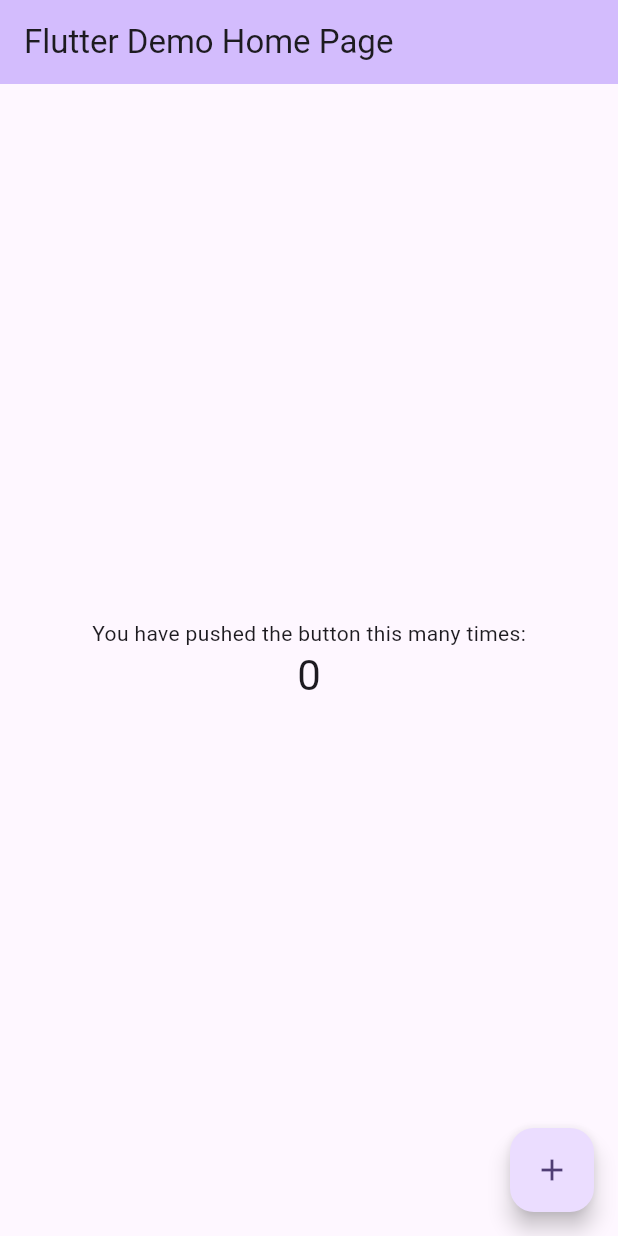
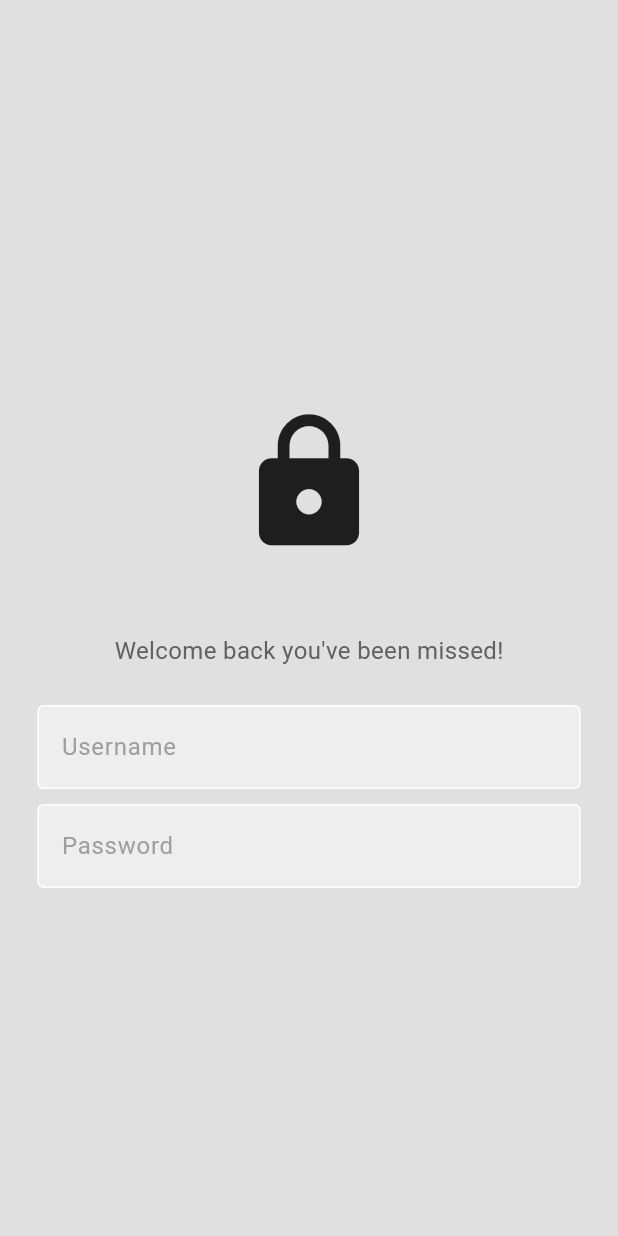
Before and after one commit to Rushan-Chithranga/flutter-auth, a Flutter app: the screen it shows after launch, on a phone screen of 412 x 824 dp. Run offline on Flutter 3.47's test engine with Material 3 defaults, Android fonts, the phone set to English and light mode, and no system bars.

Commit message:
create text feilds

```diff
--- /dev/null
+++ b/auth/lib/components/my_button.dart
@@ -0,0 +1,10 @@
+import 'package:flutter/material.dart';
+
+class MyButton extends StatelessWidget {
+  const MyButton({super.key});
+
+  @override
+  Widget build(BuildContext context) {
+    return const Placeholder();
+  }
+}
--- /dev/null
+++ b/auth/lib/components/my_textfield.dart
@@ -0,0 +1,35 @@
+import 'package:flutter/material.dart';
+
+class MyTextField extends StatelessWidget {
+  final controller;
+  final String hintText;
+  final bool obscureText;
+  const MyTextField({
+    super.key,
+    required this.controller,
+    required this.hintText,
+    required this.obscureText,
+  });
+
+  @override
+  Widget build(BuildContext context) {
+    return Padding(
+      padding: const EdgeInsets.symmetric(horizontal: 25.0),
+      child: TextField(
+        controller: controller,
+        obscureText: obscureText,
+        decoration: InputDecoration(
+            enabledBorder: const OutlineInputBorder(
+              borderSide: BorderSide(color: Colors.white),
+            ),
+            focusedBorder: OutlineInputBorder(
+              borderSide: BorderSide(color: Colors.grey.shade400),
+            ),
+            fillColor: Colors.grey.shade200,
+            filled: true,
+            hintText: hintText,
+            hintStyle: TextStyle(color: Colors.grey[500])),
+      ),
+    );
+  }
+}
--- a/auth/lib/main.dart
+++ b/auth/lib/main.dart
@@ -1,4 +1,5 @@
 import 'package:flutter/material.dart';
+import 'package:auth/pages/login_page.dart';
 
 void main() {
   runApp(const MyApp());
@@ -7,119 +8,11 @@ void main() {
 class MyApp extends StatelessWidget {
   const MyApp({super.key});
 
-  // This widget is the root of your application.
   @override
   Widget build(BuildContext context) {
-    return MaterialApp(
-      title: 'Flutter Demo',
-      theme: ThemeData(
-        // This is the theme of your application.
-        //
-        // TRY THIS: Try running your application with "flutter run". You'll see
-        // the application has a purple toolbar. Then, without quitting the app,
-        // try changing the seedColor in the colorScheme below to Colors.green
-        // and then invoke "hot reload" (save your changes or press the "hot
-        // reload" button in a Flutter-supported IDE, or press "r" if you used
-        // the command line to start the app).
-        //
-        // Notice that the counter didn't reset back to zero; the application
-        // state is not lost during the reload. To reset the state, use hot
-        // restart instead.
-        //
-        // This works for code too, not just values: Most code changes can be
-        // tested with just a hot reload.
-        colorScheme: ColorScheme.fromSeed(seedColor: Colors.deepPurple),
-        useMaterial3: true,
-      ),
-      home: const MyHomePage(title: 'Flutter Demo Home Page'),
+    return  MaterialApp(
+      debugShowCheckedModeBanner: false,
+      home: LoginPage(),
     );
   }
 }
-
-class MyHomePage extends StatefulWidget {
-  const MyHomePage({super.key, required this.title});
-
-  // This widget is the home page of your application. It is stateful, meaning
-  // that it has a State object (defined below) that contains fields that affect
-  // how it looks.
-
-  // This class is the configuration for the state. It holds the values (in this
-  // case the title) provided by the parent (in this case the App widget) and
-  // used by the build method of the State. Fields in a Widget subclass are
-  // always marked "final".
-
-  final String title;
-
-  @override
-  State<MyHomePage> createState() => _MyHomePageState();
-}
-
-class _MyHomePageState extends State<MyHomePage> {
-  int _counter = 0;
-
-  void _incrementCounter() {
-    setState(() {
-      // This call to setState tells the Flutter framework that something has
-      // changed in this State, which causes it to rerun the build method below
-      // so that the display can reflect the updated values. If we changed
-      // _counter without calling setState(), then the build method would not be
-      // called again, and so nothing would appear to happen.
-      _counter++;
-    });
-  }
-
-  @override
-  Widget build(BuildContext context) {
-    // This method is rerun every time setState is called, for instance as done
-    // by the _incrementCounter method above.
-    //
-    // The Flutter framework has been optimized to make rerunning build methods
-    // fast, so that you can just rebuild anything that needs updating rather
-    // than having to individually change instances of widgets.
-    return Scaffold(
-      appBar: AppBar(
-        // TRY THIS: Try changing the color here to a specific color (to
-        // Colors.amber, perhaps?) and trigger a hot reload to see the AppBar
-        // change color while the other colors stay the same.
-        backgroundColor: Theme.of(context).colorScheme.inversePrimary,
-        // Here we take the value from the MyHomePage object that was created by
-        // the App.build method, and use it to set our appbar title.
-        title: Text(widget.title),
-      ),
-      body: Center(
-        // Center is a layout widget. It takes a single child and positions it
-        // in the middle of the parent.
-        child: Column(
-          // Column is also a layout widget. It takes a list of children and
-          // arranges them vertically. By default, it sizes itself to fit its
-          // children horizontally, and tries to be as tall as its parent.
-          //
-          // Column has various properties to control how it sizes itself and
-          // how it positions its children. Here we use mainAxisAlignment to
-          // center the children vertically; the main axis here is the vertical
-          // axis because Columns are vertical (the cross axis would be
-          // horizontal).
-          //
-          // TRY THIS: Invoke "debug painting" (choose the "Toggle Debug Paint"
-          // action in the IDE, or press "p" in the console), to see the
-          // wireframe for each widget.
-          mainAxisAlignment: MainAxisAlignment.center,
-          children: <Widget>[
-            const Text(
-              'You have pushed the button this many times:',
-            ),
-            Text(
-              '$_counter',
-              style: Theme.of(context).textTheme.headlineMedium,
-            ),
-          ],
-        ),
-      ),
-      floatingActionButton: FloatingActionButton(
-        onPressed: _incrementCounter,
-        tooltip: 'Increment',
-        child: const Icon(Icons.add),
-      ), // This trailing comma makes auto-formatting nicer for build methods.
-    );
-  }
-}
--- /dev/null
+++ b/auth/lib/pages/login_page.dart
@@ -0,0 +1,48 @@
+import 'package:auth/components/my_textfield.dart';
+import 'package:flutter/material.dart';
+
+class LoginPage extends StatelessWidget {
+  LoginPage({super.key});
+
+  final usernameController = TextEditingController();
+  final passwordController = TextEditingController();
+
+  @override
+  Widget build(BuildContext context) {
+    return Scaffold(
+      backgroundColor: Colors.grey[300],
+      body: SafeArea(
+        child: Center(
+          child: Column(
+            mainAxisAlignment: MainAxisAlignment.center,
+            children: [
+              const SizedBox(height: 50),
+              const Icon(Icons.lock, size: 100),
+              const SizedBox(height: 50),
+              Text(
+                'Welcome back you\'ve been missed!',
+                style: TextStyle(
+                  color: Colors.grey[700],
+                  fontSize: 16,
+                ),
+              ),
+              const SizedBox(height: 25),
+              MyTextField(
+                controller: usernameController,
+                hintText: 'Username',
+                obscureText: false,
+              ),
+              const SizedBox(height: 10),
+              MyTextField(
+                controller: passwordController,
+                hintText: 'Password',
+                obscureText: true,
+              ),
+              const SizedBox(height: 10),
+            ],
+          ),
+        ),
+      ),
+    );
+  }
+}
--- a/auth/pubspec.yaml
+++ b/auth/pubspec.yaml
@@ -59,9 +59,9 @@ flutter:
   uses-material-design: true
 
   # To add assets to your application, add an assets section, like this:
-  # assets:
-  #   - images/a_dot_burr.jpeg
-  #   - images/a_dot_ham.jpeg
+  assets:
+    - lib/images/
+    # - images/a_dot_ham.jpeg
 
   # An image asset can refer to one or more resolution-specific "variants", see
   # https://flutter.dev/assets-and-images/#resolution-aware
```
Also changed, not shown: auth/lib/images/apple.png (added), auth/lib/images/google.png (added).
